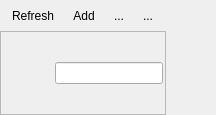
Old version of the form src/ui/qgsbrowserdockwidgetbase.ui in the repository qgis/QGIS.
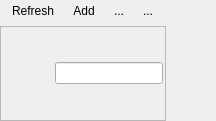
New version of the form. Icons and pictures are not drawn. Custom widgets are drawn as their Qt base class.

Commit message: Remove some superfluous empty vertical space from browser dock widget

The edit to the form file:
```diff
--- a/src/ui/qgsbrowserdockwidgetbase.ui
+++ b/src/ui/qgsbrowserdockwidgetbase.ui
@@ -7,7 +7,7 @@
     <x>0</x>
     <y>0</y>
     <width>216</width>
-    <height>115</height>
+    <height>121</height>
    </rect>
   </property>
   <property name="windowTitle">
@@ -21,22 +21,6 @@
     <property name="margin">
      <number>0</number>
     </property>
-    <item>
-     <spacer name="mTopSpacer">
-      <property name="orientation">
-       <enum>Qt::Vertical</enum>
-      </property>
-      <property name="sizeType">
-       <enum>QSizePolicy::Fixed</enum>
-      </property>
-      <property name="sizeHint" stdset="0">
-       <size>
-        <width>1</width>
-        <height>5</height>
-       </size>
-      </property>
-     </spacer>
-    </item>
     <item>
      <layout class="QHBoxLayout" name="mLayoutHeader">
       <property name="spacing">
```
